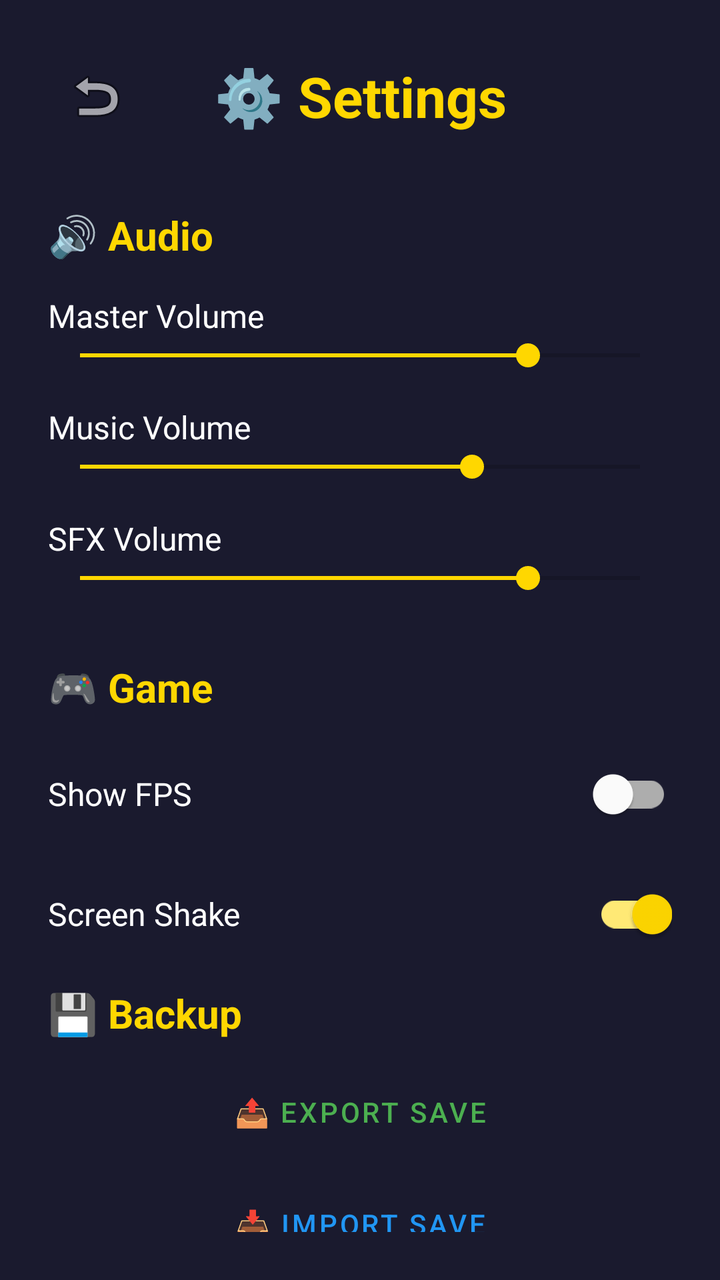
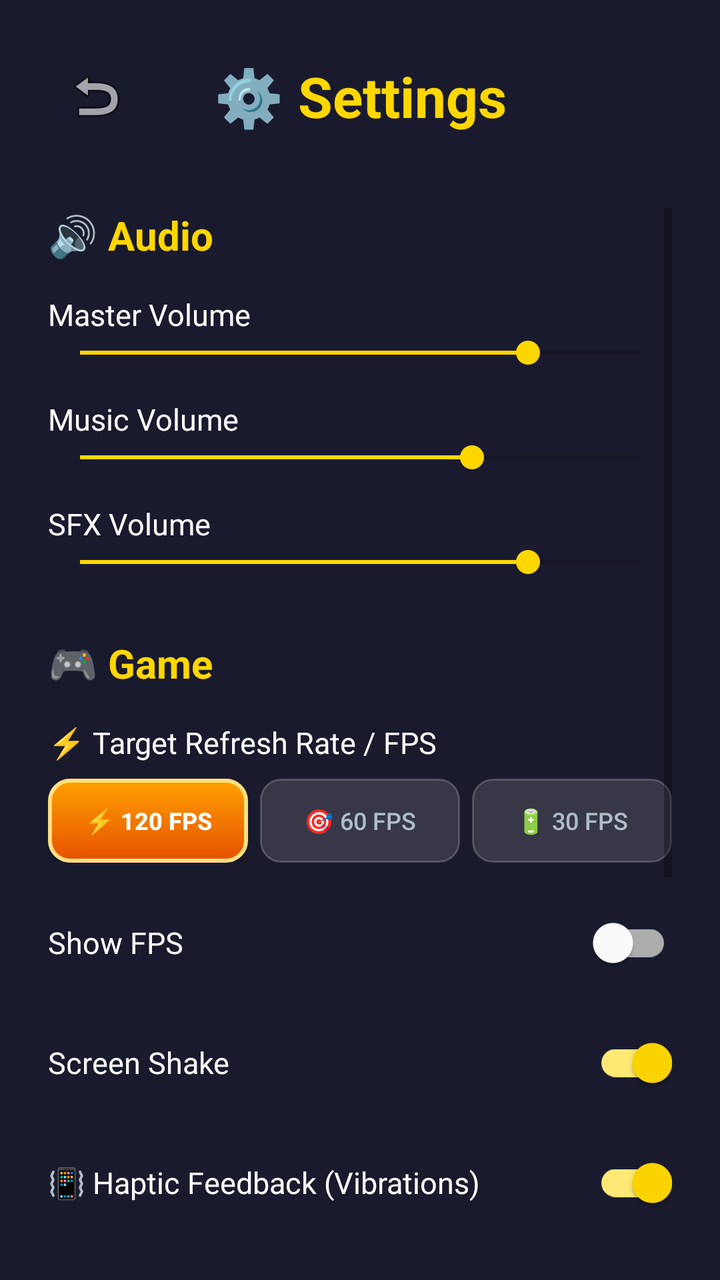

Screens rendered from an Android XML layout before and after an edit, with the pre-edit source and the edit as a unified diff.
<!-- AndroidManifest.xml: application theme Theme.MyApp -->
<!-- res/layout/activity_settings.xml -->
<?xml version="1.0" encoding="utf-8"?>
<LinearLayout
    xmlns:android="http://schemas.android.com/apk/res/android"
    android:layout_width="match_parent"
    android:layout_height="match_parent"
    android:orientation="vertical"
    android:background="@color/bg_dark"
    android:padding="24dp">

    
    <LinearLayout
        android:layout_width="match_parent"
        android:layout_height="wrap_content"
        android:orientation="horizontal"
        android:gravity="center_vertical"
        android:layout_marginBottom="32dp">

        <ImageButton
            android:id="@+id/btn_back"
            android:layout_width="48dp"
            android:layout_height="48dp"
            android:src="@android:drawable/ic_menu_revert"
            android:background="?attr/selectableItemBackgroundBorderless"
            android:contentDescription="@string/back" />

        <TextView
            android:layout_width="0dp"
            android:layout_height="wrap_content"
            android:layout_weight="1"
            android:text="@string/settings"
            android:textColor="@color/gold"
            android:textSize="28sp"
            android:textStyle="bold"
            android:gravity="center" />

        
        <View
            android:layout_width="48dp"
            android:layout_height="48dp" />
    </LinearLayout>

    
    <TextView
        android:layout_width="wrap_content"
        android:layout_height="wrap_content"
        android:text="@string/audio_section"
        android:textColor="@color/gold"
        android:textSize="20sp"
        android:textStyle="bold"
        android:layout_marginBottom="16dp" />

    
    <TextView
        android:layout_width="wrap_content"
        android:layout_height="wrap_content"
        android:text="@string/master_volume"
        android:textColor="@color/white"
        android:textSize="16sp" />

    <SeekBar
        android:id="@+id/seek_master"
        android:layout_width="match_parent"
        android:layout_height="wrap_content"
        android:max="100"
        android:progress="80"
        android:layout_marginBottom="16dp" />

    
    <TextView
        android:layout_width="wrap_content"
        android:layout_height="wrap_content"
        android:text="@string/music_volume"
        android:textColor="@color/white"
        android:textSize="16sp" />

    <SeekBar
        android:id="@+id/seek_music"
        android:layout_width="match_parent"
        android:layout_height="wrap_content"
        android:max="100"
        android:progress="70"
        android:layout_marginBottom="16dp" />

    
    <TextView
        android:layout_width="wrap_content"
        android:layout_height="wrap_content"
        android:text="@string/sfx_volume"
        android:textColor="@color/white"
        android:textSize="16sp" />

    <SeekBar
        android:id="@+id/seek_sfx"
        android:layout_width="match_parent"
        android:layout_height="wrap_content"
        android:max="100"
        android:progress="80"
        android:layout_marginBottom="32dp" />

    
    <TextView
        android:layout_width="wrap_content"
        android:layout_height="wrap_content"
        android:text="@string/game_section"
        android:textColor="@color/gold"
        android:textSize="20sp"
        android:textStyle="bold"
        android:layout_marginBottom="16dp" />

    
    <LinearLayout
        android:layout_width="match_parent"
        android:layout_height="wrap_content"
        android:orientation="horizontal"
        android:gravity="center_vertical"
        android:layout_marginBottom="12dp">

        <TextView
            android:layout_width="0dp"
            android:layout_height="wrap_content"
            android:layout_weight="1"
            android:text="@string/show_fps"
            android:textColor="@color/white"
            android:textSize="16sp" />

        <com.google.android.material.switchmaterial.SwitchMaterial
            android:id="@+id/switch_fps"
            android:layout_width="wrap_content"
            android:layout_height="wrap_content" />
    </LinearLayout>

    
    <LinearLayout
        android:layout_width="match_parent"
        android:layout_height="wrap_content"
        android:orientation="horizontal"
        android:gravity="center_vertical"
        android:layout_marginBottom="12dp">

        <TextView
            android:layout_width="0dp"
            android:layout_height="wrap_content"
            android:layout_weight="1"
            android:text="@string/screen_shake"
            android:textColor="@color/white"
            android:textSize="16sp" />

        <com.google.android.material.switchmaterial.SwitchMaterial
            android:id="@+id/switch_shake"
            android:layout_width="wrap_content"
            android:layout_height="wrap_content"
            android:checked="true" />
    </LinearLayout>

    
    <View
        android:layout_width="0dp"
        android:layout_height="0dp"
        android:layout_weight="1" />

    
    <TextView
        android:layout_width="wrap_content"
        android:layout_height="wrap_content"
        android:text="💾 Backup"
        android:textColor="@color/gold"
        android:textSize="20sp"
        android:textStyle="bold"
        android:layout_marginBottom="12dp" />

    <Button
        android:id="@+id/btn_export_save"
        style="@style/Widget.MaterialComponents.Button.OutlinedButton"
        android:layout_width="match_parent"
        android:layout_height="48dp"
        android:layout_marginBottom="8dp"
        android:text="📤 Export Save"
        android:textSize="14sp"
        android:textColor="#4CAF50" />

    <Button
        android:id="@+id/btn_import_save"
        style="@style/Widget.MaterialComponents.Button.OutlinedButton"
        android:layout_width="match_parent"
        android:layout_height="48dp"
        android:layout_marginBottom="16dp"
        android:text="📥 Import Save"
        android:textSize="14sp"
        android:textColor="#2196F3" />

    
    <Button
        android:id="@+id/btn_reset"
        style="@style/Widget.MaterialComponents.Button.OutlinedButton"
        android:layout_width="match_parent"
        android:layout_height="48dp"
        android:text="@string/reset_progress"
        android:textSize="14sp"
        android:textColor="#F44336" />

</LinearLayout>
<!-- resources referenced by this layout -->
<resources>
  <color name="bg_dark">#FF1A1A2E</color>
  <color name="gold">#FFFFD700</color>
  <color name="white">#FFFFFFFF</color>
  <string name="audio_section">🔊 Audio</string>
  <string name="back">Back</string>
  <string name="game_section">🎮 Game</string>
  <string name="master_volume">Master Volume</string>
  <string name="music_volume">Music Volume</string>
  <string name="reset_progress">🗑️ Reset Progress</string>
  <string name="screen_shake">Screen Shake</string>
  <string name="settings">⚙️ Settings</string>
  <string name="sfx_volume">SFX Volume</string>
  <string name="show_fps">Show FPS</string>
  <style name="Theme.MyApp" parent="Theme.MaterialComponents.DayNight.NoActionBar">
          <item name="colorPrimary">@color/bg_header</item>
          <item name="colorPrimaryVariant">@color/bg_dark</item>
          <item name="colorOnPrimary">@color/gold</item>
          <item name="colorSecondary">@color/gold</item>
          <item name="colorSecondaryVariant">@color/gold</item>
          <item name="colorOnSecondary">@color/bg_dark</item>
          <item name="android:statusBarColor">@color/bg_header</item>
          <item name="android:navigationBarColor">@color/bg_dark</item>
          <item name="android:windowBackground">@color/bg_dark</item>
      </style>
  <color name="bg_header">#FF16213E</color>
</resources>

<!-- the commit's change to res/layout/activity_settings.xml (unified diff, before → after) -->
@@ -39,163 +39,247 @@
             android:layout_height="48dp" />
     </LinearLayout>
 
-    
-    <TextView
-        android:layout_width="wrap_content"
-        android:layout_height="wrap_content"
-        android:text="@string/audio_section"
-        android:textColor="@color/gold"
-        android:textSize="20sp"
-        android:textStyle="bold"
-        android:layout_marginBottom="16dp" />
-
-    
-    <TextView
-        android:layout_width="wrap_content"
-        android:layout_height="wrap_content"
-        android:text="@string/master_volume"
-        android:textColor="@color/white"
-        android:textSize="16sp" />
-
-    <SeekBar
-        android:id="@+id/seek_master"
+    <ScrollView
         android:layout_width="match_parent"
-        android:layout_height="wrap_content"
-        android:max="100"
-        android:progress="80"
-        android:layout_marginBottom="16dp" />
-
-    
-    <TextView
-        android:layout_width="wrap_content"
-        android:layout_height="wrap_content"
-        android:text="@string/music_volume"
-        android:textColor="@color/white"
-        android:textSize="16sp" />
-
-    <SeekBar
-        android:id="@+id/seek_music"
-        android:layout_width="match_parent"
-        android:layout_height="wrap_content"
-        android:max="100"
-        android:progress="70"
-        android:layout_marginBottom="16dp" />
-
-    
-    <TextView
-        android:layout_width="wrap_content"
-        android:layout_height="wrap_content"
-        android:text="@string/sfx_volume"
-        android:textColor="@color/white"
-        android:textSize="16sp" />
-
-    <SeekBar
-        android:id="@+id/seek_sfx"
-        android:layout_width="match_parent"
-        android:layout_height="wrap_content"
-        android:max="100"
-        android:progress="80"
-        android:layout_marginBottom="32dp" />
-
-    
-    <TextView
-        android:layout_width="wrap_content"
-        android:layout_height="wrap_content"
-        android:text="@string/game_section"
-        android:textColor="@color/gold"
-        android:textSize="20sp"
-        android:textStyle="bold"
-        android:layout_marginBottom="16dp" />
-
-    
-    <LinearLayout
-        android:layout_width="match_parent"
-        android:layout_height="wrap_content"
-        android:orientation="horizontal"
-        android:gravity="center_vertical"
-        android:layout_marginBottom="12dp">
-
-        <TextView
-            android:layout_width="0dp"
+        android:layout_height="0dp"
+        android:layout_weight="1"
+        android:clipToPadding="false"
+        android:paddingBottom="24dp">
+
+        <LinearLayout
+            android:layout_width="match_parent"
             android:layout_height="wrap_content"
-            android:layout_weight="1"
-            android:text="@string/show_fps"
-            android:textColor="@color/white"
-            android:textSize="16sp" />
-
-        <com.google.android.material.switchmaterial.SwitchMaterial
-            android:id="@+id/switch_fps"
-            android:layout_width="wrap_content"
-            android:layout_height="wrap_content" />
-    </LinearLayout>
-
-    
-    <LinearLayout
-        android:layout_width="match_parent"
-        android:layout_height="wrap_content"
-        android:orientation="horizontal"
-        android:gravity="center_vertical"
-        android:layout_marginBottom="12dp">
-
-        <TextView
-            android:layout_width="0dp"
-            android:layout_height="wrap_content"
-            android:layout_weight="1"
-            android:text="@string/screen_shake"
-            android:textColor="@color/white"
-            android:textSize="16sp" />
-
-        <com.google.android.material.switchmaterial.SwitchMaterial
-            android:id="@+id/switch_shake"
-            android:layout_width="wrap_content"
-            android:layout_height="wrap_content"
-            android:checked="true" />
-    </LinearLayout>
-
-    
-    <View
-        android:layout_width="0dp"
-        android:layout_height="0dp"
-        android:layout_weight="1" />
-
-    
-    <TextView
-        android:layout_width="wrap_content"
-        android:layout_height="wrap_content"
-        android:text="💾 Backup"
-        android:textColor="@color/gold"
-        android:textSize="20sp"
-        android:textStyle="bold"
-        android:layout_marginBottom="12dp" />
-
-    <Button
-        android:id="@+id/btn_export_save"
-        style="@style/Widget.MaterialComponents.Button.OutlinedButton"
-        android:layout_width="match_parent"
-        android:layout_height="48dp"
-        android:layout_marginBottom="8dp"
-        android:text="📤 Export Save"
-        android:textSize="14sp"
-        android:textColor="#4CAF50" />
-
-    <Button
-        android:id="@+id/btn_import_save"
-        style="@style/Widget.MaterialComponents.Button.OutlinedButton"
-        android:layout_width="match_parent"
-        android:layout_height="48dp"
-        android:layout_marginBottom="16dp"
-        android:text="📥 Import Save"
-        android:textSize="14sp"
-        android:textColor="#2196F3" />
-
-    
-    <Button
-        android:id="@+id/btn_reset"
-        style="@style/Widget.MaterialComponents.Button.OutlinedButton"
-        android:layout_width="match_parent"
-        android:layout_height="48dp"
-        android:text="@string/reset_progress"
-        android:textSize="14sp"
-        android:textColor="#F44336" />
+            android:orientation="vertical">
+
+            
+            <TextView
+                android:layout_width="wrap_content"
+                android:layout_height="wrap_content"
+                android:text="@string/audio_section"
+                android:textColor="@color/gold"
+                android:textSize="20sp"
+                android:textStyle="bold"
+                android:layout_marginBottom="16dp" />
+
+            
+            <TextView
+                android:layout_width="wrap_content"
+                android:layout_height="wrap_content"
+                android:text="@string/master_volume"
+                android:textColor="@color/white"
+                android:textSize="15sp" />
+
+            <SeekBar
+                android:id="@+id/seek_master"
+                android:layout_width="match_parent"
+                android:layout_height="wrap_content"
+                android:max="100"
+                android:progress="80"
+                android:layout_marginBottom="14dp" />
+
+            
+            <TextView
+                android:layout_width="wrap_content"
+                android:layout_height="wrap_content"
+                android:text="@string/music_volume"
+                android:textColor="@color/white"
+                android:textSize="15sp" />
+
+            <SeekBar
+                android:id="@+id/seek_music"
+                android:layout_width="match_parent"
+                android:layout_height="wrap_content"
+                android:max="100"
+                android:progress="70"
+                android:layout_marginBottom="14dp" />
+
+            
+            <TextView
+                android:layout_width="wrap_content"
+                android:layout_height="wrap_content"
+                android:text="@string/sfx_volume"
+                android:textColor="@color/white"
+                android:textSize="15sp" />
+
+            <SeekBar
+                android:id="@+id/seek_sfx"
+                android:layout_width="match_parent"
+                android:layout_height="wrap_content"
+                android:max="100"
+                android:progress="80"
+                android:layout_marginBottom="28dp" />
+
+            
+            <TextView
+                android:layout_width="wrap_content"
+                android:layout_height="wrap_content"
+                android:text="@string/game_section"
+                android:textColor="@color/gold"
+                android:textSize="20sp"
+                android:textStyle="bold"
+                android:layout_marginBottom="16dp" />
+
+            
+            <TextView
+                android:layout_width="wrap_content"
+                android:layout_height="wrap_content"
+                android:text="⚡ Target Refresh Rate / FPS"
+                android:textColor="@color/white"
+                android:textSize="15sp" />
+
+            <LinearLayout
+                android:layout_width="match_parent"
+                android:layout_height="wrap_content"
+                android:orientation="horizontal"
+                android:layout_marginTop="8dp"
+                android:layout_marginBottom="16dp">
+
+                <Button
+                    android:id="@+id/btn_fps_120"
+                    android:layout_width="0dp"
+                    android:layout_height="42dp"
+                    android:layout_weight="1"
+                    android:background="@drawable/bg_tab_active"
+                    android:text="⚡ 120 FPS"
+                    android:textColor="@color/white"
+                    android:textSize="12sp"
+                    android:textStyle="bold"
+                    android:textAllCaps="false" />
+
+                <Button
+                    android:id="@+id/btn_fps_60"
+                    android:layout_width="0dp"
+                    android:layout_height="42dp"
+                    android:layout_weight="1"
+                    android:layout_marginStart="6dp"
+                    android:background="@drawable/bg_tab_inactive"
+                    android:text="🎯 60 FPS"
+                    android:textColor="#B0BEC5"
+                    android:textSize="12sp"
+                    android:textAllCaps="false" />
+
+                <Button
+                    android:id="@+id/btn_fps_30"
+                    android:layout_width="0dp"
+                    android:layout_height="42dp"
+                    android:layout_weight="1"
+                    android:layout_marginStart="6dp"
+                    android:background="@drawable/bg_tab_inactive"
+                    android:text="🔋 30 FPS"
+                    android:textColor="#B0BEC5"
+                    android:textSize="12sp"
+                    android:textAllCaps="false" />
+            </LinearLayout>
+
+            
+            <LinearLayout
+                android:layout_width="match_parent"
+                android:layout_height="wrap_content"
+                android:orientation="horizontal"
+                android:gravity="center_vertical"
+                android:layout_marginBottom="12dp">
+
+                <TextView
+                    android:layout_width="0dp"
+                    android:layout_height="wrap_content"
+                    android:layout_weight="1"
+                    android:text="@string/show_fps"
+                    android:textColor="@color/white"
+                    android:textSize="15sp" />
+
+                <com.google.android.material.switchmaterial.SwitchMaterial
+                    android:id="@+id/switch_fps"
+                    android:layout_width="wrap_content"
+                    android:layout_height="wrap_content" />
+            </LinearLayout>
+
+            
+            <LinearLayout
+                android:layout_width="match_parent"
+                android:layout_height="wrap_content"
+                android:orientation="horizontal"
+                android:gravity="center_vertical"
+                android:layout_marginBottom="12dp">
+
+                <TextView
+                    android:layout_width="0dp"
+                    android:layout_height="wrap_content"
+                    android:layout_weight="1"
+                    android:text="@string/screen_shake"
+                    android:textColor="@color/white"
+                    android:textSize="15sp" />
+
+                <com.google.android.material.switchmaterial.SwitchMaterial
+                    android:id="@+id/switch_shake"
+                    android:layout_width="wrap_content"
+                    android:layout_height="wrap_content"
+                    android:checked="true" />
+            </LinearLayout>
+
+            
+            <LinearLayout
+                android:layout_width="match_parent"
+                android:layout_height="wrap_content"
+                android:orientation="horizontal"
+                android:gravity="center_vertical"
+                android:layout_marginBottom="28dp">
+
+                <TextView
+                    android:layout_width="0dp"
+                    android:layout_height="wrap_content"
+                    android:layout_weight="1"
+                    android:text="📳 Haptic Feedback (Vibrations)"
+                    android:textColor="@color/white"
+                    android:textSize="15sp" />
+
+                <com.google.android.material.switchmaterial.SwitchMaterial
+                    android:id="@+id/switch_vibrate"
+                    android:layout_width="wrap_content"
+                    android:layout_height="wrap_content"
+                    android:checked="true" />
+            </LinearLayout>
+
+            
+            <TextView
+                android:layout_width="wrap_content"
+                android:layout_height="wrap_content"
+                android:text="💾 Backup"
+                android:textColor="@color/gold"
+                android:textSize="20sp"
+                android:textStyle="bold"
+                android:layout_marginBottom="12dp" />
+
+            <Button
+                android:id="@+id/btn_export_save"
+                style="@style/Widget.MaterialComponents.Button.OutlinedButton"
+                android:layout_width="match_parent"
+                android:layout_height="48dp"
+                android:layout_marginBottom="8dp"
+                android:text="📤 Export Save"
+                android:textSize="14sp"
+                android:textColor="#4CAF50" />
+
+            <Button
+                android:id="@+id/btn_import_save"
+                style="@style/Widget.MaterialComponents.Button.OutlinedButton"
+                android:layout_width="match_parent"
+                android:layout_height="48dp"
+                android:layout_marginBottom="16dp"
+                android:text="📥 Import Save"
+                android:textSize="14sp"
+                android:textColor="#2196F3" />
+
+            
+            <Button
+                android:id="@+id/btn_reset"
+                style="@style/Widget.MaterialComponents.Button.OutlinedButton"
+                android:layout_width="match_parent"
+                android:layout_height="48dp"
+                android:text="@string/reset_progress"
+                android:textSize="14sp"
+                android:textColor="#F44336" />
+
+        </LinearLayout>
+    </ScrollView>
 
 </LinearLayout>
<!-- resource entries referenced after the edit -->
@@ -3,6 +3,29 @@
   <color name="bg_dark">#FF1A1A2E</color>
   <color name="gold">#FFFFD700</color>
   <color name="white">#FFFFFFFF</color>
+  <!-- drawable bg_tab_active (drawable) -->
+  <?xml version="1.0" encoding="utf-8"?>
+  <shape xmlns:android="http://schemas.android.com/apk/res/android"
+      android:shape="rectangle">
+      <gradient
+          android:angle="270"
+          android:startColor="#FFA000"
+          android:endColor="#E65100" />
+      <corners android:radius="10dp" />
+      <stroke android:width="2dp" android:color="#FFE082" />
+  </shape>
+  <!-- drawable bg_tab_inactive (drawable) -->
+  ﻿<?xml version="1.0" encoding="utf-8"?>
+  <ripple xmlns:android="http://schemas.android.com/apk/res/android"
+      android:color="@color/ripple_light">
+      <item>
+          <shape android:shape="rectangle">
+              <solid android:color="#20FFFFFF" />
+              <corners android:radius="10dp" />
+              <stroke android:width="1dp" android:color="#33FFFFFF" />
+          </shape>
+      </item>
+  </ripple>
   <string name="audio_section">🔊 Audio</string>
   <string name="back">Back</string>
   <string name="game_section">🎮 Game</string>
@@ -24,6 +47,7 @@
           <item name="android:navigationBarColor">@color/bg_dark</item>
           <item name="android:windowBackground">@color/bg_dark</item>
       </style>
+  <color name="ripple_light">#33FFFFFF</color>
   <color name="bg_header">#FF16213E</color>
 </resources>
 
